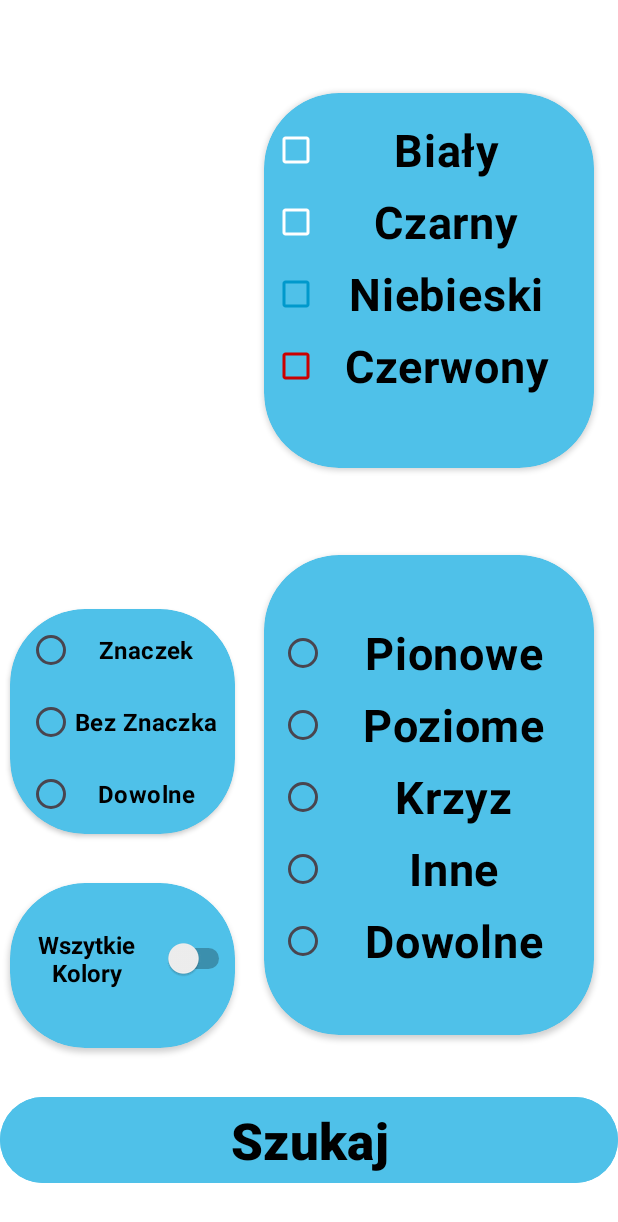
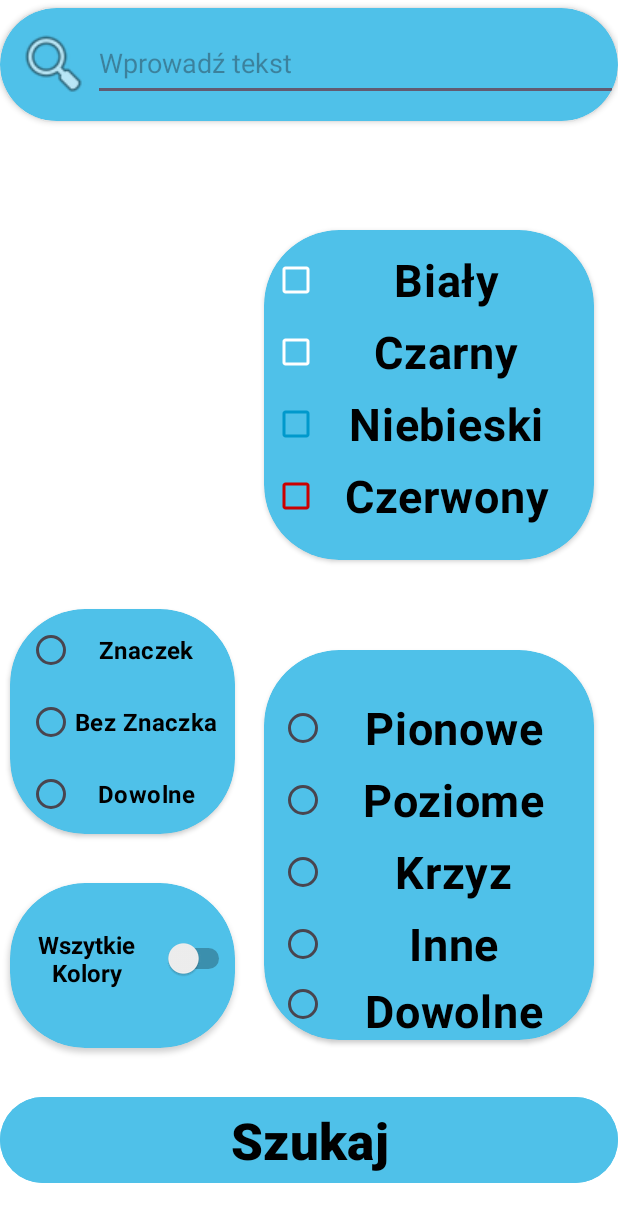
Before and after one commit to bartekkleczar/flagiAplikacja, an Android app: the screen it shows after launch (StartActivity), on a phone screen of 412 x 824 dp. Shown: the top 1222 px of the screen. Run offline under Robolectric (Android 15) with nearby library versions, the phone set to English and light mode, and no system bars.

Commit message:
dodanie et do nazwy kraju

```diff
--- a/app/src/main/res/layout/activity_start.xml
+++ b/app/src/main/res/layout/activity_start.xml
@@ -29,7 +29,7 @@
     <androidx.cardview.widget.CardView
         android:id="@+id/cardView4"
         android:layout_width="220dp"
-        android:layout_height="320dp"
+        android:layout_height="260dp"
         android:backgroundTint="@color/backgroundRv"
         app:cardCornerRadius="50dp"
         app:layout_constraintBottom_toBottomOf="parent"
@@ -37,7 +37,7 @@
         app:layout_constraintHorizontal_bias="0.916"
         app:layout_constraintStart_toStartOf="parent"
         app:layout_constraintTop_toTopOf="parent"
-        app:layout_constraintVertical_bias="0.734">
+        app:layout_constraintVertical_bias="0.768">
 
         <androidx.constraintlayout.widget.ConstraintLayout
             android:layout_width="210dp"
@@ -46,7 +46,7 @@
             <LinearLayout
                 android:id="@+id/linearLayout2"
                 android:layout_width="200dp"
-                android:layout_height="wrap_content"
+                android:layout_height="250dp"
                 android:layout_marginLeft="25dp"
                 android:orientation="vertical"
                 app:layout_constraintBottom_toBottomOf="parent"
@@ -55,11 +55,6 @@
                 app:layout_constraintStart_toStartOf="parent"
                 app:layout_constraintTop_toTopOf="parent"
                 app:layout_constraintVertical_bias="0.29">
-
-                <RadioGroup
-                    android:id="@+id/rbGroup"
-                    android:layout_width="match_parent"
-                    android:layout_height="wrap_content">
 
                 <RadioButton
                     android:id="@+id/rbPionowe"
@@ -71,6 +66,11 @@
                     android:textColor="@color/black"
                     android:textSize="30sp"
                     android:textStyle="bold" />
+
+                <RadioGroup
+                    android:id="@+id/rbGroup"
+                    android:layout_width="match_parent"
+                    android:layout_height="wrap_content">
 
                     <RadioButton
                         android:id="@+id/rbPoziome"
@@ -121,7 +121,7 @@
     <androidx.cardview.widget.CardView
         android:id="@+id/cardView5"
         android:layout_width="220dp"
-        android:layout_height="250dp"
+        android:layout_height="220dp"
         android:backgroundTint="@color/backgroundRv"
         app:cardCornerRadius="50dp"
         app:layout_constraintBottom_toBottomOf="parent"
@@ -129,7 +129,7 @@
         app:layout_constraintHorizontal_bias="0.916"
         app:layout_constraintStart_toStartOf="parent"
         app:layout_constraintTop_toTopOf="parent"
-        app:layout_constraintVertical_bias="0.108">
+        app:layout_constraintVertical_bias="0.254">
 
         <androidx.constraintlayout.widget.ConstraintLayout
             android:layout_width="210dp"
@@ -140,7 +140,7 @@
             <LinearLayout
                 android:id="@+id/linearLayout"
                 android:layout_width="wrap_content"
-                android:layout_height="220dp"
+                android:layout_height="200dp"
                 android:orientation="vertical"
                 app:layout_constraintBottom_toBottomOf="parent"
                 app:layout_constraintEnd_toEndOf="parent"
@@ -290,4 +290,48 @@
         </androidx.constraintlayout.widget.ConstraintLayout>
     </androidx.cardview.widget.CardView>
 
+    <androidx.cardview.widget.CardView
+        android:layout_width="match_parent"
+        android:layout_height="75dp"
+        app:cardBackgroundColor="@color/backgroundMa"
+        app:cardCornerRadius="50dp"
+        app:layout_constraintBottom_toBottomOf="parent"
+        app:layout_constraintEnd_toEndOf="parent"
+        app:layout_constraintHorizontal_bias="0.0"
+        app:layout_constraintStart_toStartOf="parent"
+        app:layout_constraintTop_toTopOf="parent"
+        app:layout_constraintVertical_bias="0.007">
+
+        <androidx.constraintlayout.widget.ConstraintLayout
+            android:layout_width="match_parent"
+            android:layout_height="match_parent">
+
+            <EditText
+                android:id="@+id/etNameInput"
+                android:layout_width="350dp"
+                android:layout_height="50dp"
+                android:hint="Wprowadź tekst"
+                android:inputType="text"
+                android:maxLength="20"
+                app:layout_constraintBottom_toBottomOf="parent"
+                app:layout_constraintEnd_toEndOf="parent"
+                app:layout_constraintHorizontal_bias="1.0"
+                app:layout_constraintStart_toStartOf="parent"
+                app:layout_constraintTop_toTopOf="parent"
+                app:layout_constraintVertical_bias="0.48" />
+
+            <ImageView
+                android:id="@+id/imageView"
+                android:layout_width="50dp"
+                android:layout_height="50dp"
+                app:layout_constraintBottom_toBottomOf="parent"
+                app:layout_constraintEnd_toEndOf="parent"
+                app:layout_constraintHorizontal_bias="0.03"
+                app:layout_constraintStart_toStartOf="parent"
+                app:layout_constraintTop_toTopOf="parent"
+                app:layout_constraintVertical_bias="0.48"
+                app:srcCompat="@android:drawable/ic_menu_search" />
         </androidx.constraintlayout.widget.ConstraintLayout>
+    </androidx.cardview.widget.CardView>
+
+</androidx.constraintlayout.widget.ConstraintLayout>
```
Lines whose indentation alone changed are shown as unchanged.
